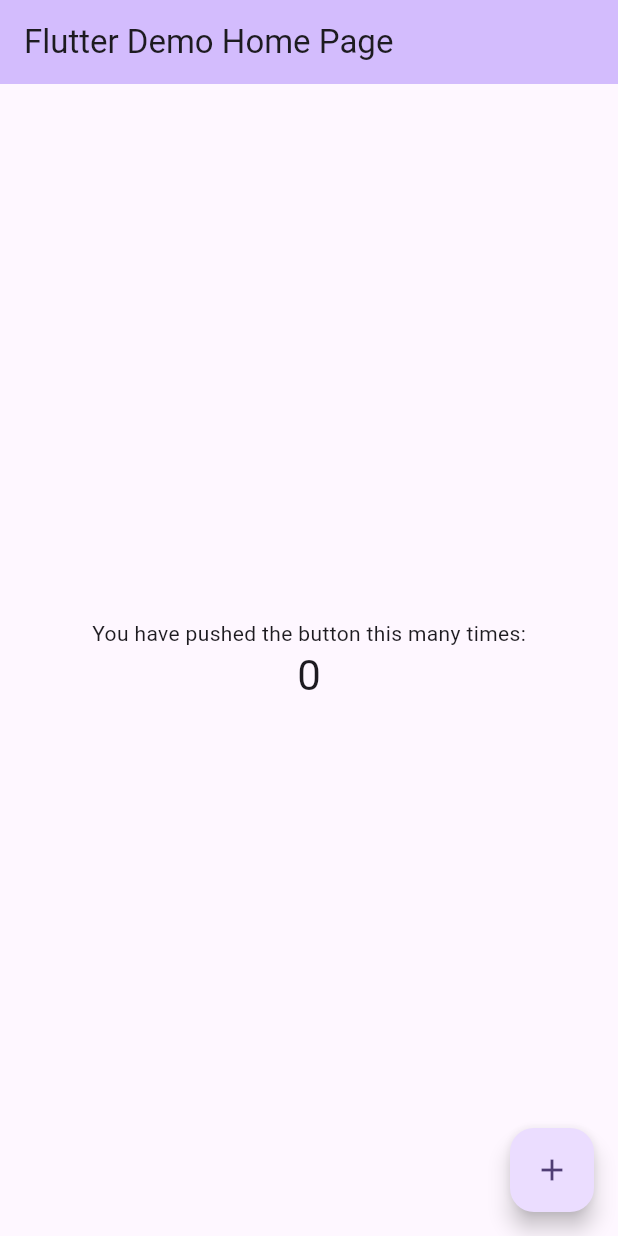
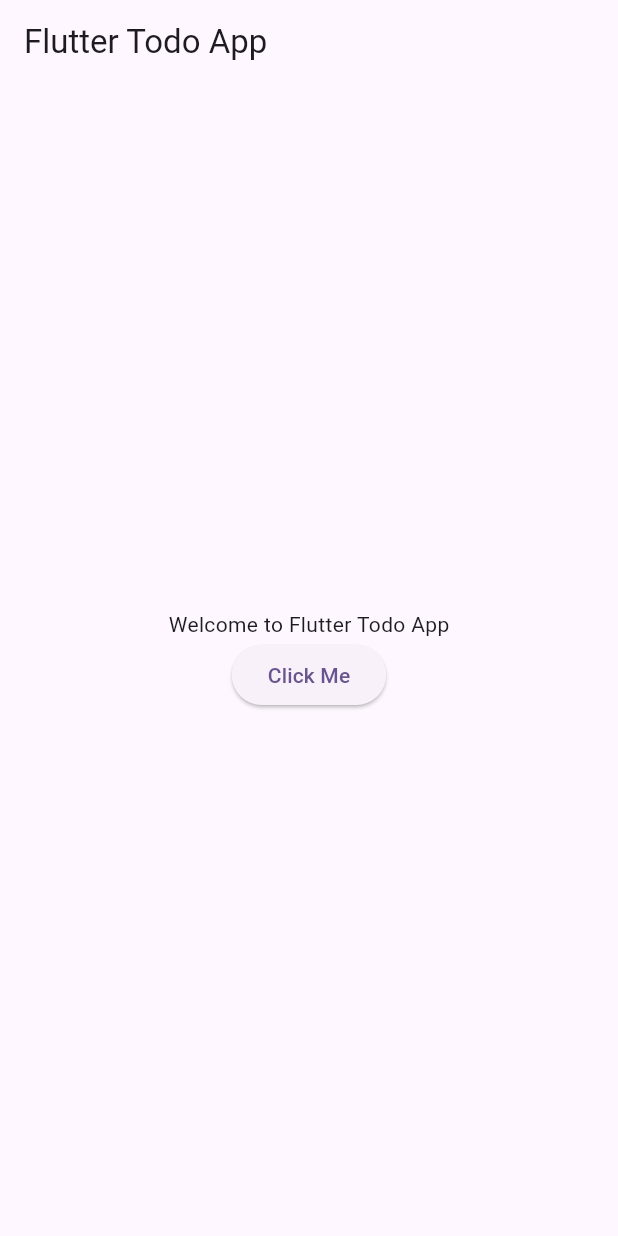
Before and after one commit to notjawad404/Flutter-Blog-App, a Flutter app: the screen it shows after launch, on a phone screen of 412 x 824 dp. Run offline on Flutter 3.47's test engine with Material 3 defaults, Android fonts, the phone set to English and light mode, and no system bars.

```diff
--- a/lib/main.dart
+++ b/lib/main.dart
@@ -1,4 +1,5 @@
 import 'package:flutter/material.dart';
+import 'package:flutter_todo_app/view/home.dart';
 
 void main() {
   runApp(const MyApp());
@@ -31,95 +32,7 @@ class MyApp extends StatelessWidget {
         colorScheme: ColorScheme.fromSeed(seedColor: Colors.deepPurple),
         useMaterial3: true,
       ),
-      home: const MyHomePage(title: 'Flutter Demo Home Page'),
+      home: HomePage(),
     );
   }
 }
-
-class MyHomePage extends StatefulWidget {
-  const MyHomePage({super.key, required this.title});
-
-  // This widget is the home page of your application. It is stateful, meaning
-  // that it has a State object (defined below) that contains fields that affect
-  // how it looks.
-
-  // This class is the configuration for the state. It holds the values (in this
-  // case the title) provided by the parent (in this case the App widget) and
-  // used by the build method of the State. Fields in a Widget subclass are
-  // always marked "final".
-
-  final String title;
-
-  @override
-  State<MyHomePage> createState() => _MyHomePageState();
-}
-
-class _MyHomePageState extends State<MyHomePage> {
-  int _counter = 0;
-
-  void _incrementCounter() {
-    setState(() {
-      // This call to setState tells the Flutter framework that something has
-      // changed in this State, which causes it to rerun the build method below
-      // so that the display can reflect the updated values. If we changed
-      // _counter without calling setState(), then the build method would not be
-      // called again, and so nothing would appear to happen.
-      _counter++;
-    });
-  }
-
-  @override
-  Widget build(BuildContext context) {
-    // This method is rerun every time setState is called, for instance as done
-    // by the _incrementCounter method above.
-    //
-    // The Flutter framework has been optimized to make rerunning build methods
-    // fast, so that you can just rebuild anything that needs updating rather
-    // than having to individually change instances of widgets.
-    return Scaffold(
-      appBar: AppBar(
-        // TRY THIS: Try changing the color here to a specific color (to
-        // Colors.amber, perhaps?) and trigger a hot reload to see the AppBar
-        // change color while the other colors stay the same.
-        backgroundColor: Theme.of(context).colorScheme.inversePrimary,
-        // Here we take the value from the MyHomePage object that was created by
-        // the App.build method, and use it to set our appbar title.
-        title: Text(widget.title),
-      ),
-      body: Center(
-        // Center is a layout widget. It takes a single child and positions it
-        // in the middle of the parent.
-        child: Column(
-          // Column is also a layout widget. It takes a list of children and
-          // arranges them vertically. By default, it sizes itself to fit its
-          // children horizontally, and tries to be as tall as its parent.
-          //
-          // Column has various properties to control how it sizes itself and
-          // how it positions its children. Here we use mainAxisAlignment to
-          // center the children vertically; the main axis here is the vertical
-          // axis because Columns are vertical (the cross axis would be
-          // horizontal).
-          //
-          // TRY THIS: Invoke "debug painting" (choose the "Toggle Debug Paint"
-          // action in the IDE, or press "p" in the console), to see the
-          // wireframe for each widget.
-          mainAxisAlignment: MainAxisAlignment.center,
-          children: <Widget>[
-            const Text(
-              'You have pushed the button this many times:',
-            ),
-            Text(
-              '$_counter',
-              style: Theme.of(context).textTheme.headlineMedium,
-            ),
-          ],
-        ),
-      ),
-      floatingActionButton: FloatingActionButton(
-        onPressed: _incrementCounter,
-        tooltip: 'Increment',
-        child: const Icon(Icons.add),
-      ), // This trailing comma makes auto-formatting nicer for build methods.
-    );
-  }
-}
--- /dev/null
+++ b/lib/view/home.dart
@@ -0,0 +1,41 @@
+import 'package:flutter/material.dart';
+
+class HomePage extends StatelessWidget {
+  final TextEditingController _textcontroller = TextEditingController();
+
+  HomePage({super.key});
+
+  void sendMessage(String message) {
+    print(message);
+    _textcontroller.clear();
+  }
+
+  @override
+  Widget build(BuildContext context) {
+    return Scaffold(
+      appBar: AppBar(
+        title: const Text('Flutter Todo App'),
+      ),
+      body: Center(
+        child: Column(
+          mainAxisAlignment: MainAxisAlignment.center,
+          children: <Widget>[
+            Text(
+              'Welcome to Flutter Todo App',
+            ),
+            ElevatedButton(onPressed: () {
+              if (_textcontroller.text.isNotEmpty) {
+                sendMessage(_textcontroller.text);
+              }
+              else {
+                print('Please enter a message');
+              }
+
+            }, child: Text('Click Me')),
+          ],
+
+      ),
+      ),
+    );
+  }
+}
--- a/pubspec.yaml
+++ b/pubspec.yaml
@@ -35,6 +35,8 @@ dependencies:
   # The following adds the Cupertino Icons font to your application.
   # Use with the CupertinoIcons class for iOS style icons.
   cupertino_icons: ^1.0.2
+  web_socket_channel: ^3.0.0
+  http: ^1.2.1
 
 dev_dependencies:
   flutter_test:
```
Also changed, not shown: lib/service/database.dart (added, +30 -0 lines), pubspec.lock.
